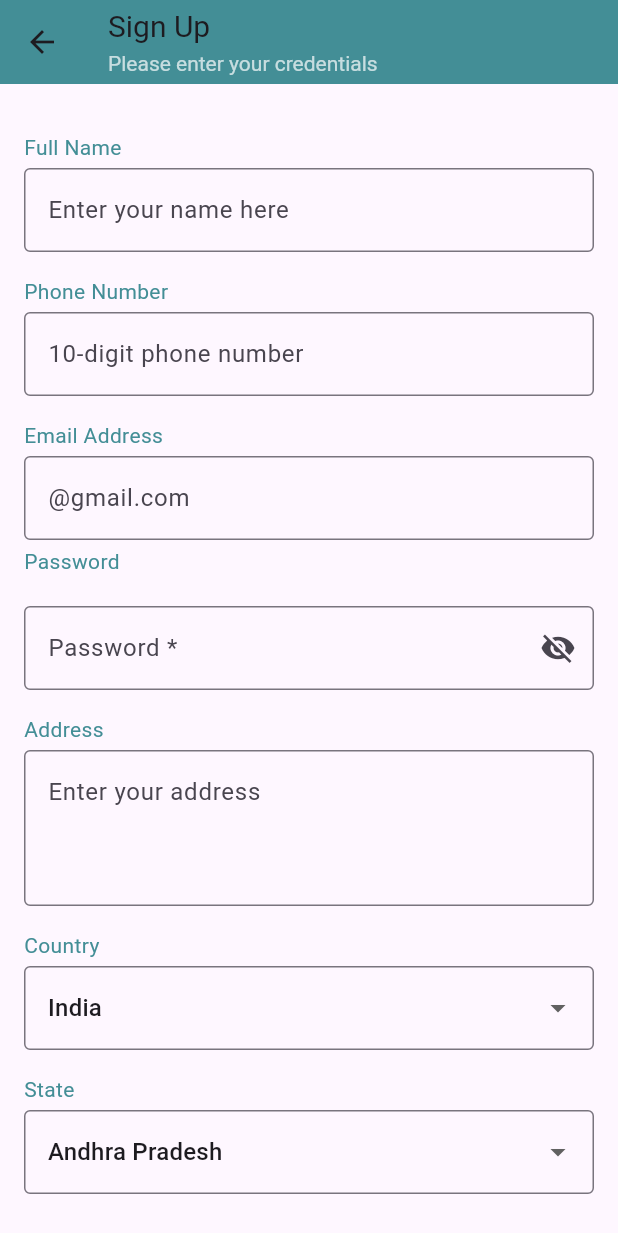
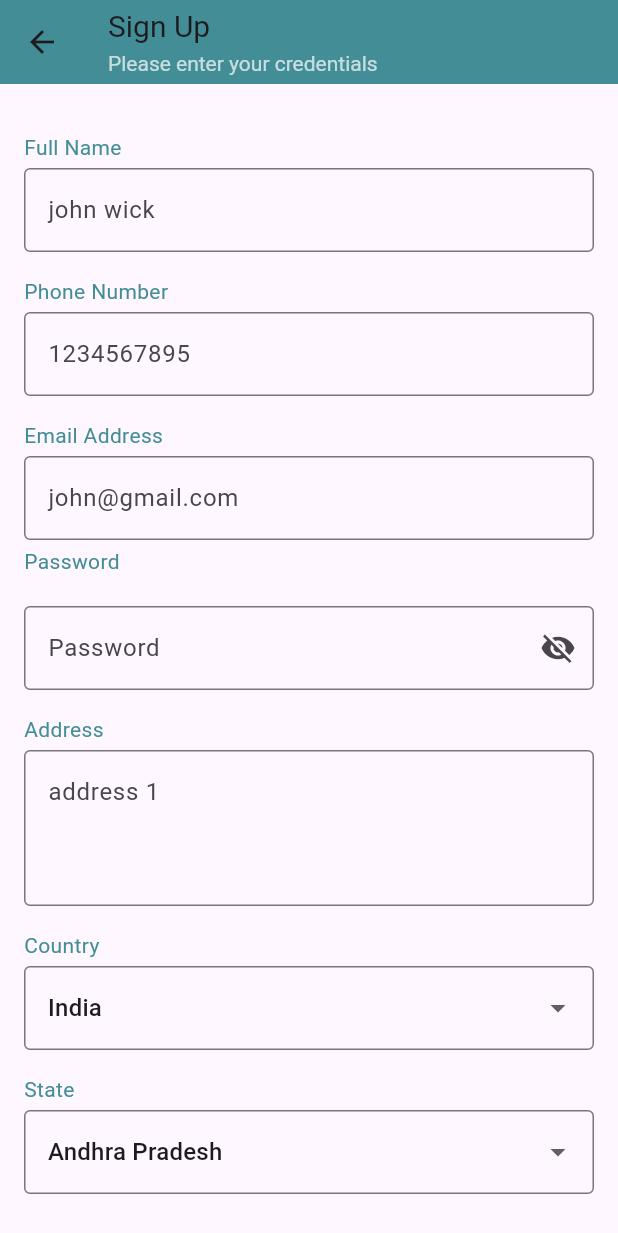
Before and after one commit to Praveen5102/Groupchat, a Flutter app: the SignUpScreen screen opened by its route, on a phone screen of 412 x 824 dp. Shown: the top 1233 px of the screen. Run offline on Flutter 3.47's test engine with Material 3 defaults, Android fonts, the phone set to English and light mode, and no system bars; our stand-ins replace cloud_firestore, firebase_auth, firebase_core; accounts and stored records are empty; Roboto replaces fonts that are missing (Cherry Swash).

Commit message:
bugs removing

```diff
--- a/lib/pages/group_chat_screen.dart
+++ b/lib/pages/group_chat_screen.dart
@@ -80,6 +80,7 @@ class _GroupChatScreenState extends State<GroupChatScreen> {
                     controller: _messageController,
                     decoration: InputDecoration(
                       hintText: 'Type a message',
+                      hintStyle: TextStyle(fontFamily: 'Roboto'),
                       border: OutlineInputBorder(
                         borderRadius: BorderRadius.circular(12),
                       ),
--- a/lib/pages/signup_screen.dart
+++ b/lib/pages/signup_screen.dart
@@ -129,6 +129,8 @@ class _SignUpScreenState extends State<SignUpScreen> {
   TextEditingController fullnameController = TextEditingController();
   TextEditingController phoneNumberController = TextEditingController();
   TextEditingController addressController = TextEditingController();
+  TextEditingController PostalController = TextEditingController();
+
 
   final FirebaseAuth _auth = FirebaseAuth.instance;
   bool _isPasswordVisible = false; // For password visibility toggle
@@ -170,13 +172,13 @@ class _SignUpScreenState extends State<SignUpScreen> {
               crossAxisAlignment: CrossAxisAlignment.start,
               children: [
 
-                _buildTextField(label: 'Full Name', controller: fullnameController, hint: 'Enter your name here', isRequired: true),
+                _buildTextField(label: 'Full Name', controller: fullnameController, hint: 'john wick', isRequired: true),
 
 
-                _buildTextField(label: 'Phone Number', controller: phoneNumberController, hint: '10-digit phone number', keyboardType: TextInputType.phone, isRequired: true),
+                _buildTextField(label: 'Phone Number', controller: phoneNumberController, hint: '1234567895', keyboardType: TextInputType.phone, isRequired: true),
 
 
-                _buildTextField(label: 'Email Address', controller: emailController, hint: '@gmail.com', keyboardType: TextInputType.emailAddress, isRequired: true),
+                _buildTextField(label: 'Email Address', controller: emailController, hint: 'john@gmail.com', keyboardType: TextInputType.emailAddress, isRequired: true),
 
                 // Password
                 SizedBox(height: 4),
@@ -185,8 +187,10 @@ class _SignUpScreenState extends State<SignUpScreen> {
                 TextFormField(
                   controller: passwordController,
                   decoration: InputDecoration(
-                    labelText: 'Password *',
+                    labelText: 'Password ',
+                    labelStyle: TextStyle(fontFamily: 'Roboto'),
                     hintText: 'Password must have: uppercase, number & special character',
+                    hintStyle: TextStyle(fontFamily: 'Roboto',color: Color(0xFFB0E0E6),),
                     border: OutlineInputBorder(),
                     suffixIcon: IconButton(
                       icon: Icon(_isPasswordVisible ? Icons.visibility : Icons.visibility_off),
@@ -207,7 +211,7 @@ class _SignUpScreenState extends State<SignUpScreen> {
                 ),
 
                 // Address
-                _buildTextField(label: 'Address', controller: addressController, hint: 'Enter your address', maxLines: 3, isRequired: true),
+                _buildTextField(label: 'Address', controller: addressController, hint: 'address 1', maxLines: 3, isRequired: true),
 
                 // Country Dropdown
                 _buildDropdown(
@@ -248,6 +252,8 @@ class _SignUpScreenState extends State<SignUpScreen> {
                   },
                 ),
 
+                _buildTextField(label: 'Postal Code', controller: PostalController, hint: '123456', keyboardType: TextInputType.emailAddress, isRequired: true),
+
                 // Date of Birth
                 SizedBox(height: 4),
                 Text('Date of Birth', style: TextStyle(color: Color(0xFF438E96), fontFamily: 'Roboto')),
@@ -255,8 +261,10 @@ class _SignUpScreenState extends State<SignUpScreen> {
                 TextFormField(
                   controller: dobController,
                   decoration: InputDecoration(
-                    labelText: 'Date of Birth *',
+                    labelText: 'Date of Birth ',
+                    labelStyle: TextStyle(fontFamily: 'Roboto'),
                     hintText: 'DD/MM/YYYY',
+                    hintStyle: TextStyle(fontFamily: 'Roboto', color: Color(0xFFB0E0E6),),
                     border: OutlineInputBorder(),
                     suffixIcon: IconButton(
                       icon: Icon(Icons.calendar_today),
```
